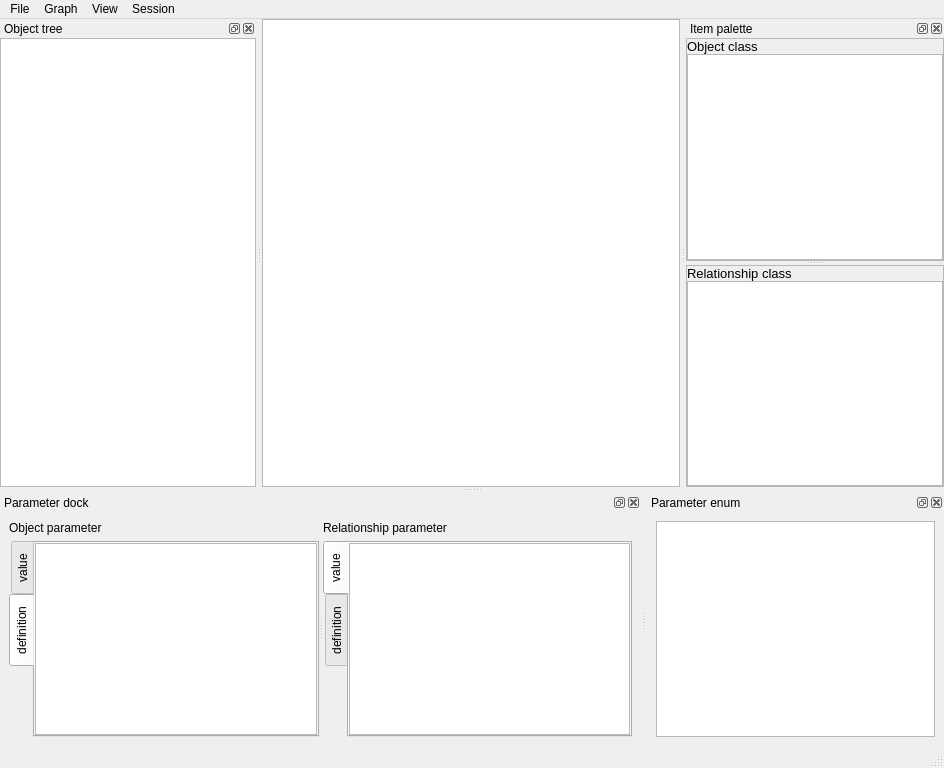
The window that spinetoolbox/ui/graph_view_form.ui (spine-tools/Spine-Toolbox) describes before a commit, drawn with Qt 5.
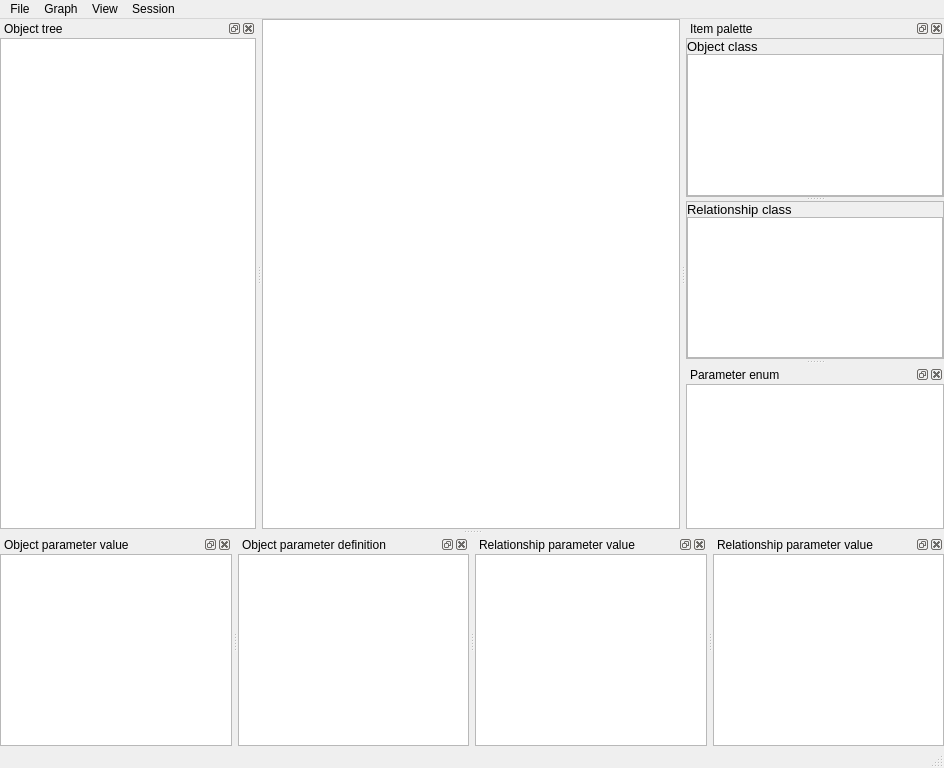
The same window after the commit. The open tabs and pages were chosen to show the change. Icons and pictures are not drawn. Custom widgets are drawn as their Qt base class.

Commit message: Issue #253 updated: use DockWidgets to better manage space in both tree view and graph view forms.

The edit to the form file:
```diff
--- a/spinetoolbox/ui/graph_view_form.ui
+++ b/spinetoolbox/ui/graph_view_form.ui
@@ -26,9 +26,9 @@
    <string>MainWindow</string>
   </property>
   <widget class="QWidget" name="centralwidget">
-   <layout class="QVBoxLayout" name="verticalLayout_2">
+   <layout class="QVBoxLayout" name="verticalLayout_10">
     <property name="spacing">
-     <number>6</number>
+     <number>0</number>
     </property>
     <property name="leftMargin">
      <number>0</number>
@@ -404,216 +404,322 @@
     </layout>
    </widget>
   </widget>
-  <widget class="QDockWidget" name="dockWidget_parameter">
-   <property name="windowTitle">
-    <string>Parameter dock</string>
-   </property>
-   <attribute name="dockWidgetArea">
-    <number>8</number>
-   </attribute>
-   <widget class="QWidget" name="dockWidgetContents_parameter">
-    <layout class="QVBoxLayout" name="verticalLayout_12">
-     <item>
-      <widget class="QSplitter" name="splitter_object_relationship_parameter">
-       <property name="orientation">
-        <enum>Qt::Horizontal</enum>
-       </property>
-       <widget class="QWidget" name="verticalLayoutWidget">
-        <layout class="QVBoxLayout" name="verticalLayout_11">
-         <item>
-          <widget class="QLabel" name="label_3">
-           <property name="text">
-            <string>Object parameter</string>
-           </property>
-          </widget>
-         </item>
-         <item>
-          <widget class="QTabWidget" name="tabWidget_object_parameter">
-           <property name="layoutDirection">
-            <enum>Qt::LeftToRight</enum>
-           </property>
-           <property name="tabPosition">
-            <enum>QTabWidget::West</enum>
-           </property>
-           <property name="currentIndex">
-            <number>0</number>
-           </property>
-           <widget class="QWidget" name="tab_5">
-            <attribute name="title">
-             <string>value</string>
-            </attribute>
-            <layout class="QVBoxLayout" name="verticalLayout_8">
-             <property name="spacing">
-              <number>0</number>
-             </property>
-             <property name="leftMargin">
-              <number>0</number>
-             </property>
-             <property name="topMargin">
-              <number>0</number>
-             </property>
-             <property name="rightMargin">
-              <number>0</number>
-             </property>
-             <property name="bottomMargin">
-              <number>0</number>
-             </property>
-             <item>
-              <widget class="QTableView" name="tableView_object_parameter_value">
-               <property name="layoutDirection">
-                <enum>Qt::LeftToRight</enum>
-               </property>
-               <attribute name="verticalHeaderVisible">
-                <bool>false</bool>
-               </attribute>
-              </widget>
-             </item>
-            </layout>
-           </widget>
-           <widget class="QWidget" name="tab_6">
-            <attribute name="title">
-             <string>definition</string>
-            </attribute>
-            <layout class="QVBoxLayout" name="verticalLayout_6">
-             <property name="spacing">
-              <number>0</number>
-             </property>
-             <property name="leftMargin">
-              <number>0</number>
-             </property>
-             <property name="topMargin">
-              <number>0</number>
-             </property>
-             <property name="rightMargin">
-              <number>0</number>
-             </property>
-             <property name="bottomMargin">
-              <number>0</number>
-             </property>
-             <item>
-              <widget class="QTableView" name="tableView_object_parameter_definition">
-               <property name="layoutDirection">
-                <enum>Qt::LeftToRight</enum>
-               </property>
-               <attribute name="verticalHeaderVisible">
-                <bool>false</bool>
-               </attribute>
-              </widget>
-             </item>
-            </layout>
-           </widget>
-          </widget>
-         </item>
-        </layout>
-       </widget>
-       <widget class="QWidget" name="verticalLayoutWidget_2">
-        <layout class="QVBoxLayout" name="verticalLayout_7">
-         <item>
-          <widget class="QLabel" name="label_4">
-           <property name="text">
-            <string>Relationship parameter</string>
-           </property>
-          </widget>
-         </item>
-         <item>
-          <widget class="QTabWidget" name="tabWidget_relationship_parameter">
-           <property name="layoutDirection">
-            <enum>Qt::LeftToRight</enum>
-           </property>
-           <property name="tabPosition">
-            <enum>QTabWidget::West</enum>
-           </property>
-           <property name="currentIndex">
-            <number>0</number>
-           </property>
-           <widget class="QWidget" name="tab_7">
-            <attribute name="title">
-             <string>value</string>
-            </attribute>
-            <layout class="QVBoxLayout" name="verticalLayout_9">
-             <property name="spacing">
-              <number>0</number>
-             </property>
-             <property name="leftMargin">
-              <number>0</number>
-             </property>
-             <property name="topMargin">
-              <number>0</number>
-             </property>
-             <property name="rightMargin">
-              <number>0</number>
-             </property>
-             <property name="bottomMargin">
-              <number>0</number>
-             </property>
-             <item>
-              <widget class="QTableView" name="tableView_relationship_parameter_value">
-               <property name="layoutDirection">
-                <enum>Qt::LeftToRight</enum>
-               </property>
-               <attribute name="verticalHeaderVisible">
-                <bool>false</bool>
-               </attribute>
-              </widget>
-             </item>
-            </layout>
-           </widget>
-           <widget class="QWidget" name="tab_8">
-            <attribute name="title">
-             <string>definition</string>
-            </attribute>
-            <layout class="QVBoxLayout" name="verticalLayout_10">
-             <property name="spacing">
-              <number>0</number>
-             </property>
-             <property name="leftMargin">
-              <number>0</number>
-             </property>
-             <property name="topMargin">
-              <number>0</number>
-             </property>
-             <property name="rightMargin">
-              <number>0</number>
-             </property>
-             <property name="bottomMargin">
-              <number>0</number>
-             </property>
-             <item>
-              <widget class="QTableView" name="tableView_relationship_parameter_definition">
-               <property name="layoutDirection">
-                <enum>Qt::LeftToRight</enum>
-               </property>
-               <attribute name="verticalHeaderVisible">
-                <bool>false</bool>
-               </attribute>
-              </widget>
-             </item>
-            </layout>
-           </widget>
-          </widget>
-         </item>
-        </layout>
-       </widget>
-      </widget>
-     </item>
-    </layout>
-   </widget>
-  </widget>
   <widget class="QDockWidget" name="dockWidget_parameter_enum">
    <property name="windowTitle">
     <string>Parameter enum</string>
    </property>
    <attribute name="dockWidgetArea">
-    <number>8</number>
+    <number>2</number>
    </attribute>
    <widget class="QWidget" name="dockWidgetContents_3">
     <layout class="QVBoxLayout" name="verticalLayout_13">
+     <property name="spacing">
+      <number>0</number>
+     </property>
+     <property name="leftMargin">
+      <number>0</number>
+     </property>
+     <property name="topMargin">
+      <number>0</number>
+     </property>
+     <property name="rightMargin">
+      <number>0</number>
+     </property>
+     <property name="bottomMargin">
+      <number>0</number>
+     </property>
      <item>
       <widget class="QTreeView" name="treeView_parameter_enum"/>
      </item>
     </layout>
    </widget>
   </widget>
+  <widget class="QDockWidget" name="dockWidget_object_parameter_value">
+   <property name="windowTitle">
+    <string>Object parameter value</string>
+   </property>
+   <attribute name="dockWidgetArea">
+    <number>8</number>
+   </attribute>
+   <widget class="QWidget" name="dockWidgetContents_5">
+    <layout class="QVBoxLayout" name="verticalLayout_2">
+     <property name="spacing">
+      <number>0</number>
+     </property>
+     <property name="leftMargin">
+      <number>0</number>
+     </property>
+     <property name="topMargin">
+      <number>0</number>
+     </property>
+     <property name="rightMargin">
+      <number>0</number>
+     </property>
+     <property name="bottomMargin">
+      <number>0</number>
+     </property>
+     <item>
+      <widget class="AutoFilterCopyPasteTableView" name="tableView_object_parameter_value">
+       <property name="sizePolicy">
+        <sizepolicy hsizetype="Expanding" vsizetype="Expanding">
+         <horstretch>2</horstretch>
+         <verstretch>0</verstretch>
+        </sizepolicy>
+       </property>
+       <property name="font">
+        <font>
+         <weight>50</weight>
+         <bold>false</bold>
+        </font>
+       </property>
+       <property name="mouseTracking">
+        <bool>true</bool>
+       </property>
+       <property name="contextMenuPolicy">
+        <enum>Qt::CustomContextMenu</enum>
+       </property>
+       <property name="accessibleName">
+        <string>object parameter value</string>
+       </property>
+       <property name="layoutDirection">
+        <enum>Qt::LeftToRight</enum>
+       </property>
+       <property name="tabKeyNavigation">
+        <bool>false</bool>
+       </property>
+       <property name="selectionBehavior">
+        <enum>QAbstractItemView::SelectItems</enum>
+       </property>
+       <property name="sortingEnabled">
+        <bool>false</bool>
+       </property>
+       <property name="wordWrap">
+        <bool>false</bool>
+       </property>
+       <attribute name="horizontalHeaderHighlightSections">
+        <bool>false</bool>
+       </attribute>
+       <attribute name="verticalHeaderVisible">
+        <bool>false</bool>
+       </attribute>
+       <attribute name="verticalHeaderHighlightSections">
+        <bool>false</bool>
+       </attribute>
+       <attribute name="verticalHeaderMinimumSectionSize">
+        <number>20</number>
+       </attribute>
+      </widget>
+     </item>
+    </layout>
+   </widget>
+  </widget>
+  <widget class="QDockWidget" name="dockWidget_object_parameter_definition">
+   <property name="windowTitle">
+    <string>Object parameter definition</string>
+   </property>
+   <attribute name="dockWidgetArea">
+    <number>8</number>
+   </attribute>
+   <widget class="QWidget" name="dockWidgetContents_6">
+    <layout class="QVBoxLayout" name="verticalLayout_7">
+     <property name="spacing">
+      <number>0</number>
+     </property>
+     <property name="leftMargin">
+      <number>0</number>
+     </property>
+     <property name="topMargin">
+      <number>0</number>
+     </property>
+     <property name="rightMargin">
+      <number>0</number>
+     </property>
+     <property name="bottomMargin">
+      <number>0</number>
+     </property>
+     <item>
+      <widget class="AutoFilterCopyPasteTableView" name="tableView_object_parameter_definition">
+       <property name="sizePolicy">
+        <sizepolicy hsizetype="Expanding" vsizetype="Expanding">
+         <horstretch>2</horstretch>
+         <verstretch>0</verstretch>
+        </sizepolicy>
+       </property>
+       <property name="contextMenuPolicy">
+        <enum>Qt::CustomContextMenu</enum>
+       </property>
+       <property name="accessibleName">
+        <string>object parameter definition</string>
+       </property>
+       <property name="layoutDirection">
+        <enum>Qt::LeftToRight</enum>
+       </property>
+       <property name="tabKeyNavigation">
+        <bool>false</bool>
+       </property>
+       <property name="selectionBehavior">
+        <enum>QAbstractItemView::SelectItems</enum>
+       </property>
+       <property name="sortingEnabled">
+        <bool>false</bool>
+       </property>
+       <property name="wordWrap">
+        <bool>false</bool>
+       </property>
+       <attribute name="horizontalHeaderHighlightSections">
+        <bool>false</bool>
+       </attribute>
+       <attribute name="horizontalHeaderShowSortIndicator" stdset="0">
+        <bool>false</bool>
+       </attribute>
+       <attribute name="verticalHeaderVisible">
+        <bool>false</bool>
+       </attribute>
+       <attribute name="verticalHeaderHighlightSections">
+        <bool>false</bool>
+       </attribute>
+      </widget>
+     </item>
+    </layout>
+   </widget>
+  </widget>
+  <widget class="QDockWidget" name="dockWidget_relationship_parameter_value">
+   <property name="windowTitle">
+    <string>Relationship parameter value</string>
+   </property>
+   <attribute name="dockWidgetArea">
+    <number>8</number>
+   </attribute>
+   <widget class="QWidget" name="dockWidgetContents_7">
+    <layout class="QVBoxLayout" name="verticalLayout_8">
+     <property name="spacing">
+      <number>0</number>
+     </property>
+     <property name="leftMargin">
+      <number>0</number>
+     </property>
+     <property name="topMargin">
+      <number>0</number>
+     </property>
+     <property name="rightMargin">
+      <number>0</number>
+     </property>
+     <property name="bottomMargin">
+      <number>0</number>
+     </property>
+     <item>
+      <widget class="AutoFilterCopyPasteTableView" name="tableView_relationship_parameter_value">
+       <property name="sizePolicy">
+        <sizepolicy hsizetype="Expanding" vsizetype="Expanding">
+         <horstretch>2</horstretch>
+         <verstretch>0</verstretch>
+        </sizepolicy>
+       </property>
+       <property name="mouseTracking">
+        <bool>true</bool>
+       </property>
+       <property name="contextMenuPolicy">
+        <enum>Qt::CustomContextMenu</enum>
+       </property>
+       <property name="accessibleName">
+        <string>relationship parameter value</string>
+       </property>
+       <property name="layoutDirection">
+        <enum>Qt::LeftToRight</enum>
+       </property>
+       <property name="tabKeyNavigation">
+        <bool>false</bool>
+       </property>
+       <property name="selectionBehavior">
+        <enum>QAbstractItemView::SelectItems</enum>
+       </property>
+       <property name="sortingEnabled">
+        <bool>false</bool>
+       </property>
+       <property name="wordWrap">
+        <bool>false</bool>
+       </property>
+       <attribute name="horizontalHeaderHighlightSections">
+        <bool>false</bool>
+       </attribute>
+       <attribute name="verticalHeaderVisible">
+        <bool>false</bool>
+       </attribute>
+       <attribute name="verticalHeaderHighlightSections">
+        <bool>false</bool>
+       </attribute>
+      </widget>
+     </item>
+    </layout>
+   </widget>
+  </widget>
+  <widget class="QDockWidget" name="dockWidget_relationship_parameter_definition">
+   <property name="windowTitle">
+    <string>Relationship parameter value</string>
+   </property>
+   <attribute name="dockWidgetArea">
+    <number>8</number>
+   </attribute>
+   <widget class="QWidget" name="dockWidgetContents_8">
+    <layout class="QVBoxLayout" name="verticalLayout_9">
+     <property name="spacing">
+      <number>0</number>
+     </property>
+     <property name="leftMargin">
+      <number>0</number>
+     </property>
+     <property name="topMargin">
+      <number>0</number>
+     </property>
+     <property name="rightMargin">
+      <number>0</number>
+     </property>
+     <property name="bottomMargin">
+      <number>0</number>
+     </property>
+     <item>
+      <widget class="AutoFilterCopyPasteTableView" name="tableView_relationship_parameter_definition">
+       <property name="sizePolicy">
+        <sizepolicy hsizetype="Expanding" vsizetype="Expanding">
+         <horstretch>2</horstretch>
+         <verstretch>0</verstretch>
+        </sizepolicy>
+       </property>
+       <property name="contextMenuPolicy">
+        <enum>Qt::CustomContextMenu</enum>
+       </property>
+       <property name="accessibleName">
+        <string>relationship parameter definition</string>
+       </property>
+       <property name="layoutDirection">
+        <enum>Qt::LeftToRight</enum>
+       </property>
+       <property name="tabKeyNavigation">
+        <bool>false</bool>
+       </property>
+       <property name="selectionBehavior">
+        <enum>QAbstractItemView::SelectItems</enum>
+       </property>
+       <property name="sortingEnabled">
+        <bool>false</bool>
+       </property>
+       <property name="wordWrap">
+        <bool>false</bool>
+       </property>
+       <attribute name="horizontalHeaderHighlightSections">
+        <bool>false</bool>
+       </attribute>
+       <attribute name="verticalHeaderVisible">
+        <bool>false</bool>
+       </attribute>
+       <attribute name="verticalHeaderHighlightSections">
+        <bool>false</bool>
+       </attribute>
+      </widget>
+     </item>
+    </layout>
+   </widget>
+  </widget>
   <action name="actionGraph_reinstate_pruned">
    <property name="text">
     <string>Reinstate pruned items</string>
@@ -694,6 +800,11 @@
   </action>
  </widget>
  <customwidgets>
+  <customwidget>
+   <class>AutoFilterCopyPasteTableView</class>
+   <extends>QTableView</extends>
+   <header>widgets/custom_qtableview.h</header>
+  </customwidget>
   <customwidget>
    <class>GraphQGraphicsView</class>
    <extends>QGraphicsView</extends>
```
Left out of the diff: 3 changed lines with no effect on the pictures. The commit also changes 4 other files.
